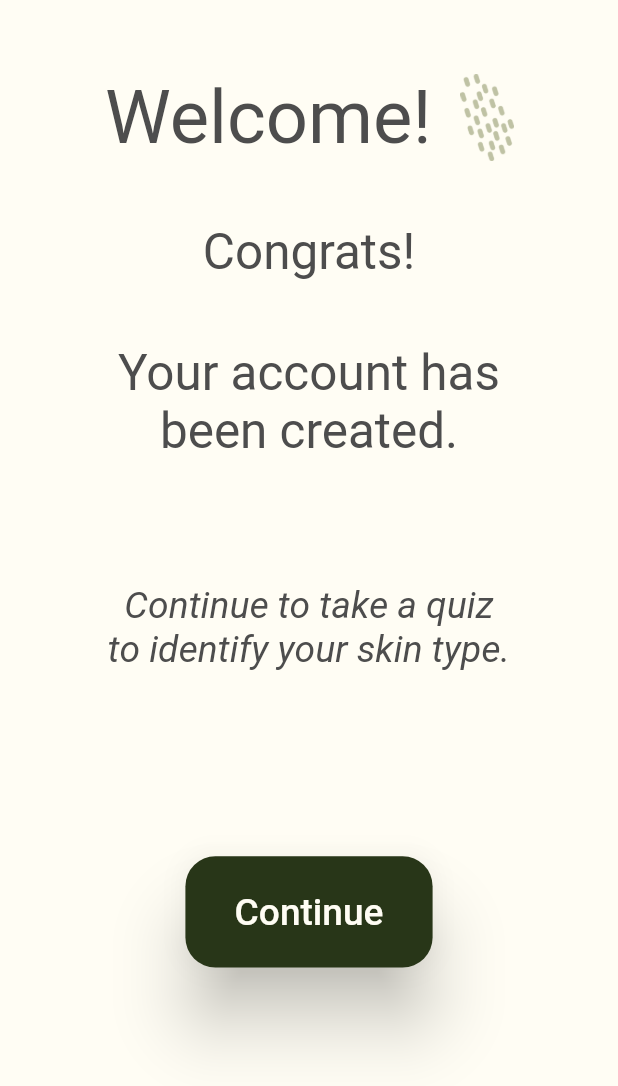
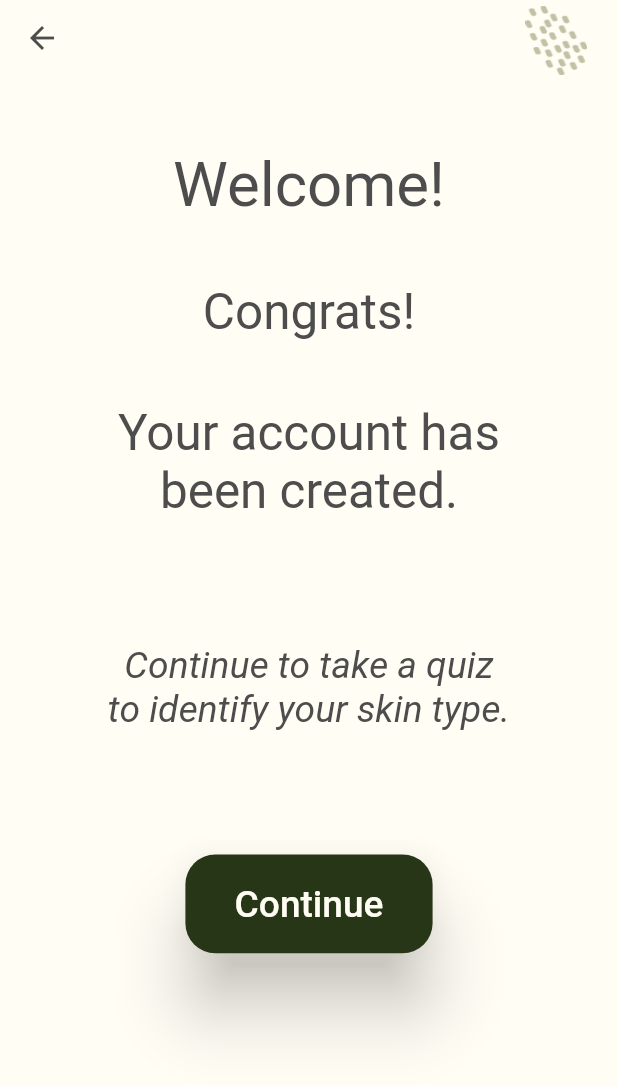
Before and after one commit to adeenasaifullah/Skin_Scan, a Flutter app: the accountCreated screen opened directly, on a phone screen of 412 x 824 dp. Shown: the top 1086 px of the screen. Run offline on Flutter 3.47's test engine with Material 2 defaults, Android fonts, the phone set to English and light mode, and no system bars; our stand-ins replace animated_splash_screen, camera, cloud_firestore, firebase_auth, firebase_core, fl_chart and 9 more; missing offline and left inert: custom_top_navigator; accounts and stored records are empty; network calls fail; Roboto replaces fonts that are missing (Rambla).

Commit message:
-obscure text done

```diff
--- a/lib/entities/product_entities.dart
+++ b/lib/entities/product_entities.dart
@@ -20,7 +20,6 @@ class Product {
     required this.productPrice,
     required this.skinType,
     required this.productRating,
-
   });
 
   Map<String, dynamic> toJson() {
--- a/lib/main.dart
+++ b/lib/main.dart
@@ -224,8 +224,7 @@ class _progressloaderState extends State<progressloader> {
 
 class AppBarDetails extends StatefulWidget implements PreferredSizeWidget {
   final String screenName;
-  final bool? backOption;
-  const AppBarDetails({Key? key, required this.screenName, this.backOption}) : super(key: key);
+  const AppBarDetails({Key? key, required this.screenName}) : super(key: key);
 
   @override
   _AppBarDetailsState createState() => _AppBarDetailsState();
@@ -240,7 +239,7 @@ class _AppBarDetailsState extends State<AppBarDetails> {
   Widget build(BuildContext context) {
     return Container(
         child: AppBar(
-          automaticallyImplyLeading: widget.backOption!,
+          // automaticallyImplyLeading: widget.backOption!,
       elevation: 0,
       backgroundColor: const Color(0xFFFFFDF4),
       centerTitle: false,
--- a/lib/register_feature/account_created.dart
+++ b/lib/register_feature/account_created.dart
@@ -1,9 +1,8 @@
 import 'package:flutter/cupertino.dart';
 import 'package:flutter/material.dart';
+import '../main.dart';
 import '../skin_quiz_feature/skin_type_quiz_a.dart';
 import '../utilities/utility.dart';
-
-
 
 class accountCreated extends StatefulWidget {
   const accountCreated({Key? key}) : super(key: key);
@@ -17,8 +16,7 @@ class _accountCreatedState extends State<accountCreated> {
   Widget build(BuildContext context) {
     return Scaffold(
       backgroundColor: const Color(0xFFFFFDF4),
-      //appBar: const AppBarDetails(screenName: ''),
-
+      appBar: const AppBarDetails(screenName: ''),
       body: Center(
         child: Container(
           margin: EdgeInsets.only(
@@ -30,20 +28,8 @@ class _accountCreatedState extends State<accountCreated> {
               mainAxisAlignment: MainAxisAlignment.start,
               children: <Widget>[
                 SizedBox(width: displayHeight(context) * 0.5),
-                Row(
-                  mainAxisAlignment: MainAxisAlignment.center,
-                  children: [
                 ReemKufi_Grey_Center(
-                        textValue: 'Welcome!',
-                        size: displayWidth(context) * 0.12),
-                    SizedBox(width: displayWidth(context) * 0.02),
-                    ImageIcon(
-                      const AssetImage("assets/dots.png"),
-                      color: const Color(0xffBFC2A4),
-                      size: displayHeight(context) * 0.07,
-                    ),
-                  ],
-                ),
+                    textValue: 'Welcome!', size: displayWidth(context) * 0.1),
                 SizedBox(height: displayHeight(context) * 0.05),
                 ReemKufi_Grey_Center(
                     textValue: 'Congrats!',
@@ -57,11 +43,11 @@ class _accountCreatedState extends State<accountCreated> {
                     textValue:
                         'Continue to take a quiz to identify your skin type.',
                     size: displayHeight(context) * 0.03),
-                SizedBox(height: displayHeight(context) * 0.15),
-                //SizedBox(height: displayHeight(context) * 0.02),
-                GreenButton(
-                  buttonHeight: displayHeight(context) * 0.09,
-                  buttonWidth: displayWidth(context) * 0.40,
+                SizedBox(height: displayHeight(context) * 0.1),
+                Flexible(
+                  child: GreenButton(
+                    buttonHeight: displayHeight(context) * 0.08,
+                    buttonWidth: displayWidth(context) * 0.4,
                     textSize: displayHeight(context) * 0.03,
                     buttonText: 'Continue',
                     onPressed: () {
@@ -71,6 +57,7 @@ class _accountCreatedState extends State<accountCreated> {
                               builder: (context) => skinTypeQuiz()));
                     },
                   ),
+                ),
               ],
             ),
           ),
--- a/lib/routine_feature/add_product.dart
+++ b/lib/routine_feature/add_product.dart
@@ -6,7 +6,6 @@ import 'package:skin_scan/routine_feature/routine_feature_utilities.dart';
 import 'package:skin_scan/utilities/utility.dart';
 import '../provider/routine_provider.dart';
 import 'build_routine.dart';
-
 
 class AddProduct extends StatefulWidget {
   const AddProduct({Key? key, required this.currentroutine}) : super(key: key);
```
Also changed, not shown: lib/log_in_sign_up_feature/log_in_register_screen.dart (+15 -4 lines), lib/log_in_sign_up_feature/log_in_screen.dart (+28 -29 lines), lib/password_reset_feature/new_password.dart (+4 -4 lines), lib/register_feature/create_account.dart (+20 -24 lines), lib/services/auth.dart (+50 -0 lines), lib/utilities/progressIndicator.dart (added, +17 -0 lines), lib/utilities/utility.dart (+17 -15 lines). Lines whose indentation alone changed are shown as unchanged.
